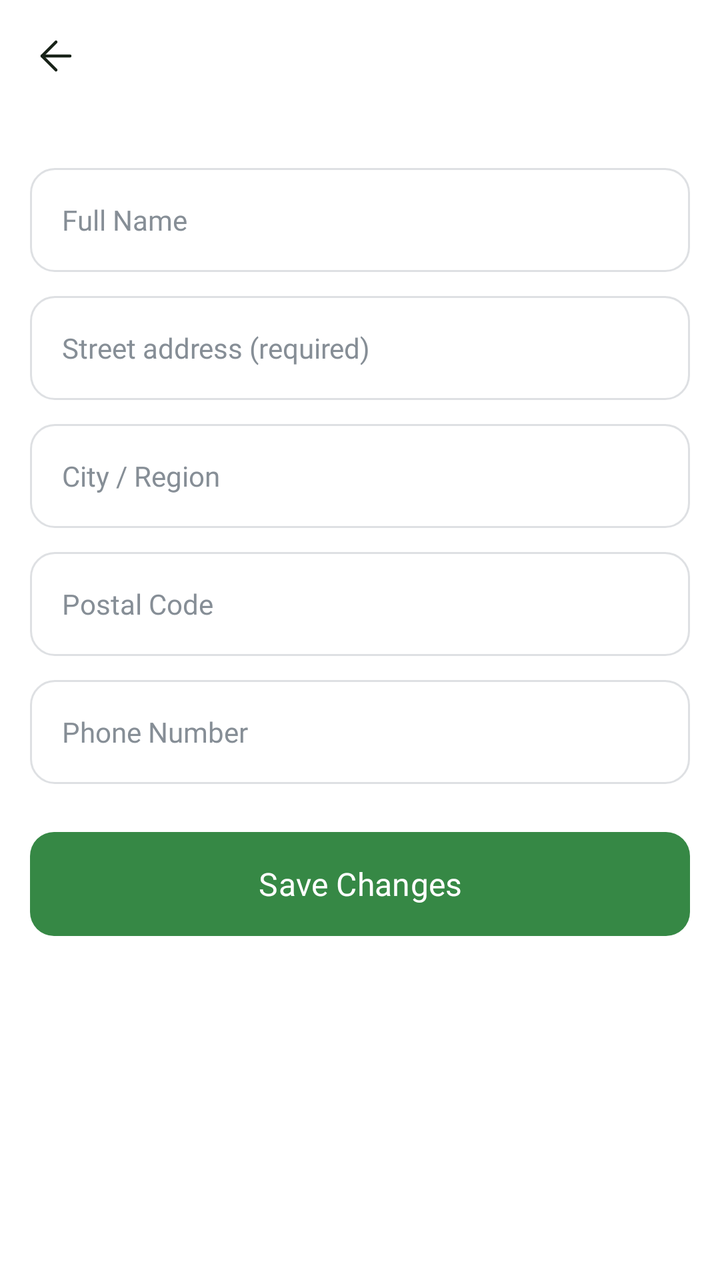
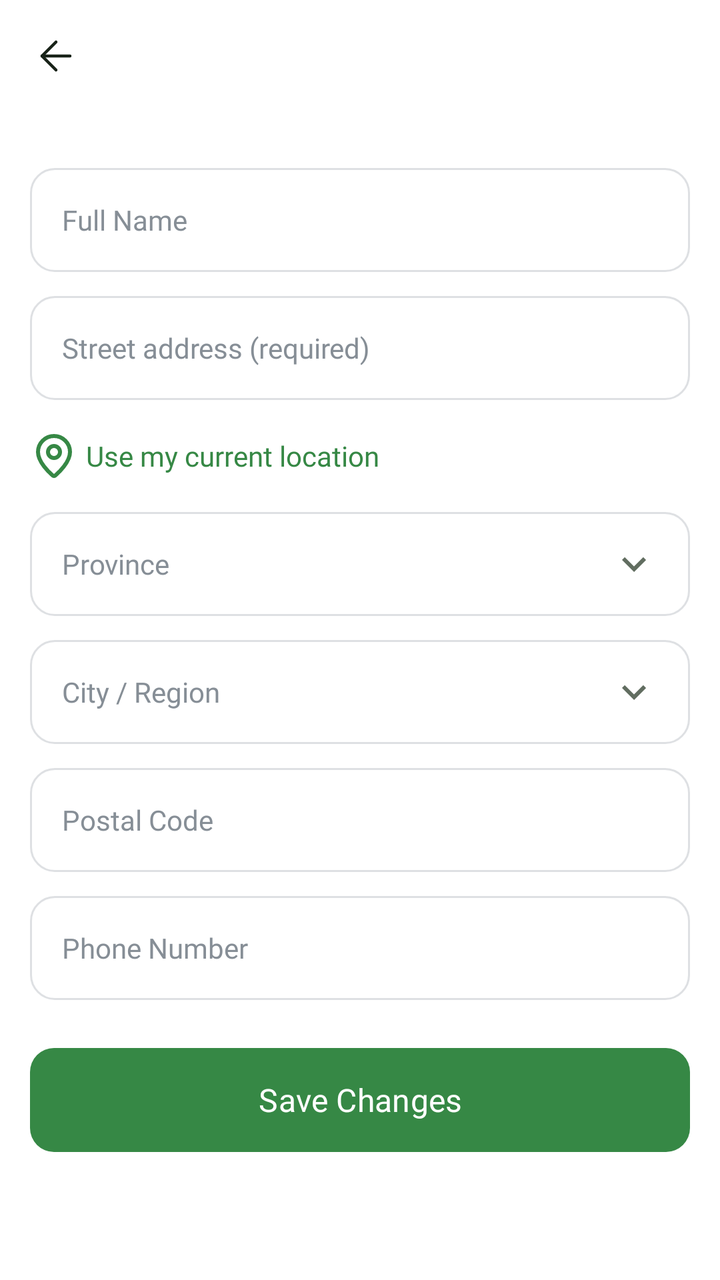

Before-and-after screenshots of an Android layout around one commit, followed by the original layout XML and the change that was made.
<!-- AndroidManifest.xml: application theme Theme.FoodWastageReductionApp -->
<!-- res/layout/activity_edit_profile.xml -->
<?xml version="1.0" encoding="utf-8"?>
<androidx.constraintlayout.widget.ConstraintLayout
    xmlns:android="http://schemas.android.com/apk/res/android"
    xmlns:app="http://schemas.android.com/apk/res-auto"
    xmlns:tools="http://schemas.android.com/tools"
    android:id="@+id/main"
    android:layout_width="match_parent"
    android:layout_height="match_parent"
    android:background="@color/background_white"
    tools:context=".customer.EditProfileActivity">

    
    <include
        android:id="@+id/header"
        layout="@layout/component_header"
        android:layout_width="0dp"
        android:layout_height="56dp"
        app:layout_constraintTop_toTopOf="parent"
        app:layout_constraintStart_toStartOf="parent"
        app:layout_constraintEnd_toEndOf="parent" />

    
    <androidx.core.widget.NestedScrollView
        android:layout_width="0dp"
        android:layout_height="0dp"
        android:fillViewport="true"
        app:layout_constraintTop_toBottomOf="@id/header"
        app:layout_constraintBottom_toBottomOf="parent"
        app:layout_constraintStart_toStartOf="parent"
        app:layout_constraintEnd_toEndOf="parent">

        <LinearLayout
            android:layout_width="match_parent"
            android:layout_height="wrap_content"
            android:orientation="vertical"
            android:paddingStart="@dimen/screen_padding"
            android:paddingEnd="@dimen/screen_padding"
            android:paddingTop="28dp"
            android:paddingBottom="@dimen/space_xxl">

            <EditText
                android:id="@+id/inputFullName"
                style="@style/Input.Default"
                android:layout_width="match_parent"
                android:hint="@string/hintFullName"
                android:inputType="textPersonName|textCapWords" />

            <EditText
                android:id="@+id/etAddress"
                style="@style/Input.Default"
                android:layout_width="match_parent"
                android:layout_marginTop="@dimen/space_md"
                android:hint="@string/hintStreetAddressRequired"
                android:inputType="textPostalAddress|textCapWords" />

            <EditText
                android:id="@+id/etCity"
                style="@style/Input.Default"
                android:layout_width="match_parent"
                android:layout_marginTop="@dimen/space_md"
                android:hint="@string/hintCity"
                android:inputType="textCapWords" />

            <EditText
                android:id="@+id/etProvince"
                style="@style/Input.Default"
                android:layout_width="match_parent"
                android:layout_marginTop="@dimen/space_md"
                android:hint="@string/hintProvince"
                android:inputType="textCapWords"
                android:visibility="gone" />

            <EditText
                android:id="@+id/etPostalCode"
                style="@style/Input.Default"
                android:layout_width="match_parent"
                android:layout_marginTop="@dimen/space_md"
                android:hint="@string/hintPostalCode"
                android:inputType="textCapCharacters"
                android:maxLength="7" />

            <EditText
                android:id="@+id/etPhone"
                style="@style/Input.Default"
                android:layout_width="match_parent"
                android:layout_marginTop="@dimen/space_md"
                android:hint="@string/hintPhone"
                android:inputType="phone" />

            <Button
                android:id="@+id/btnSaveChanges"
                style="@style/Button.Primary"
                android:layout_width="match_parent"
                android:layout_marginTop="@dimen/space_xl"
                android:text="@string/btnSaveChanges"
                app:backgroundTint="@null" />

        </LinearLayout>
    </androidx.core.widget.NestedScrollView>

</androidx.constraintlayout.widget.ConstraintLayout>
<!-- res/layout/component_header.xml (included above) -->
<?xml version="1.0" encoding="utf-8"?>
<androidx.constraintlayout.widget.ConstraintLayout
    xmlns:android="http://schemas.android.com/apk/res/android"
    xmlns:app="http://schemas.android.com/apk/res-auto"
    android:layout_width="match_parent"
    android:layout_height="56dp">

    <ImageView
        android:id="@+id/btnBack"
        android:layout_width="48dp"
        android:layout_height="48dp"
        android:layout_marginStart="4dp"
        android:padding="12dp"
        android:src="@drawable/icon_back"
        android:contentDescription="@string/contentDescBack"
        android:clickable="true"
        android:focusable="true"
        android:background="?attr/selectableItemBackgroundBorderless"
        app:tint="@color/text_primary"
        app:layout_constraintStart_toStartOf="parent"
        app:layout_constraintTop_toTopOf="parent"
        app:layout_constraintBottom_toBottomOf="parent" />

    <TextView
        android:id="@+id/txtHeaderTitle"
        style="@style/Text.HeadlineSm"
        android:layout_width="wrap_content"
        android:layout_height="wrap_content"
        android:text=""
        app:layout_constraintStart_toStartOf="parent"
        app:layout_constraintEnd_toEndOf="parent"
        app:layout_constraintTop_toTopOf="parent"
        app:layout_constraintBottom_toBottomOf="parent" />

</androidx.constraintlayout.widget.ConstraintLayout>
<!-- resources referenced by this layout -->
<resources>
  <color name="background_white">#FFFFFF</color>
  <color name="text_primary">#182218</color>
  <dimen name="screen_padding">15dp</dimen>
  <dimen name="space_md">12dp</dimen>
  <dimen name="space_xl">24dp</dimen>
  <dimen name="space_xxl">32dp</dimen>
  <string name="btnSaveChanges">Save Changes</string>
  <string name="contentDescBack">Back</string>
  <string name="hintCity">City / Region</string>
  <string name="hintFullName">Full Name</string>
  <string name="hintPhone">Phone Number</string>
  <string name="hintPostalCode">Postal Code</string>
  <string name="hintProvince">Province</string>
  <string name="hintStreetAddressRequired">Street address (required)</string>
  <style name="Text.HeadlineSm">
          <item name="android:fontFamily">@font/pretendard_bold</item>
          <item name="android:textSize">@dimen/text_headline_sm</item>
          <item name="android:textColor">@color/text_primary</item>
      </style>
  <style name="Theme.FoodWastageReductionApp" parent="Base.Theme.FoodWastageReductionApp" />
  <dimen name="button_height">52dp</dimen>
  <!-- drawable bg_primary_button (drawable) -->
  <?xml version="1.0" encoding="utf-8"?>
  <shape xmlns:android="http://schemas.android.com/apk/res/android"
      android:shape="rectangle">
  
      <solid android:color="@color/background_accent1" />
  
      <corners android:radius="@dimen/radius_md" />
  
  </shape>
  <color name="text_inverse">#FFFFFF</color>
  <dimen name="text_body_md">16sp</dimen>
  <dimen name="input_height">52dp</dimen>
  <color name="text_tertiary">#868E96</color>
  <dimen name="text_body_sm">14sp</dimen>
  <dimen name="space_lg">16dp</dimen>
  <dimen name="text_headline_sm">16sp</dimen>
  <style name="Base.Theme.FoodWastageReductionApp" parent="Theme.Material3.DayNight.NoActionBar">
  
          <item name="colorPrimary">@color/background_accent1</item>
          <item name="colorSecondaryContainer">@color/background_white</item>
  
      </style>
  <color name="background_accent1">#368845</color>
  <dimen name="radius_md">12dp</dimen>
  <color name="background_secondary">#DEE0E3</color>
  <!-- unchanged entries left out for length: 4 -->
</resources>

<!-- the commit's change to res/layout/activity_edit_profile.xml (unified diff, before → after) -->
@@ -53,22 +53,41 @@
                 android:hint="@string/hintStreetAddressRequired"
                 android:inputType="textPostalAddress|textCapWords" />
 
-            <EditText
-                android:id="@+id/etCity"
-                style="@style/Input.Default"
-                android:layout_width="match_parent"
+            
+            <TextView
+                android:id="@+id/btnUseMyLocation"
+                style="@style/Text.BodySm"
+                android:layout_width="wrap_content"
+                android:layout_height="wrap_content"
                 android:layout_marginTop="@dimen/space_md"
-                android:hint="@string/hintCity"
-                android:inputType="textCapWords" />
+                android:background="?attr/selectableItemBackground"
+                android:drawableStart="@drawable/icon_map"
+                android:drawablePadding="4dp"
+                android:drawableTint="@color/background_accent1"
+                android:fontFamily="@font/pretendard_bold"
+                android:gravity="center_vertical"
+                android:paddingTop="4dp"
+                android:paddingBottom="4dp"
+                android:text="@string/optCurrentLocation"
+                android:textColor="@color/background_accent1" />
 
             <EditText
                 android:id="@+id/etProvince"
                 style="@style/Input.Default"
                 android:layout_width="match_parent"
                 android:layout_marginTop="@dimen/space_md"
-                android:hint="@string/hintProvince"
-                android:inputType="textCapWords"
-                android:visibility="gone" />
+                android:drawableEnd="@drawable/icon_dropdown"
+                android:drawableTint="@color/text_secondary"
+                android:hint="@string/hintProvince" />
+
+            <EditText
+                android:id="@+id/etCity"
+                style="@style/Input.Default"
+                android:layout_width="match_parent"
+                android:layout_marginTop="@dimen/space_md"
+                android:drawableEnd="@drawable/icon_dropdown"
+                android:drawableTint="@color/text_secondary"
+                android:hint="@string/hintCity" />
 
             <EditText
                 android:id="@+id/etPostalCode"
<!-- resource entries referenced after the edit -->
@@ -2,10 +2,43 @@
 <resources>
   <color name="background_white">#FFFFFF</color>
   <color name="text_primary">#182218</color>
+  <color name="text_secondary">#616D60</color>
   <dimen name="screen_padding">15dp</dimen>
   <dimen name="space_md">12dp</dimen>
   <dimen name="space_xl">24dp</dimen>
   <dimen name="space_xxl">32dp</dimen>
+  <!-- drawable icon_dropdown (drawable) -->
+  <?xml version="1.0" encoding="utf-8"?>
+  <vector xmlns:android="http://schemas.android.com/apk/res/android"
+      android:width="24dp"
+      android:height="24dp"
+      android:viewportWidth="24"
+      android:viewportHeight="24">
+      <path
+          android:fillColor="#FF000000"
+          android:pathData="M7.41,8.59L12,13.17l4.59,-4.58L18,10l-6,6 -6,-6 1.41,-1.41z" />
+  </vector>
+  <!-- drawable icon_map (drawable) -->
+  <vector xmlns:android="http://schemas.android.com/apk/res/android"
+      android:width="24dp"
+      android:height="24dp"
+      android:viewportWidth="24"
+      android:viewportHeight="24">
+    <path
+        android:pathData="M12.601,21.799C14.461,20.193 20,14.993 20,10C20,7.878 19.157,5.843 17.657,4.343C16.157,2.843 14.122,2 12,2C9.878,2 7.843,2.843 6.343,4.343C4.843,5.843 4,7.878 4,10C4,14.993 9.539,20.193 11.399,21.799C11.572,21.929 11.783,22 12,22C12.217,22 12.428,21.929 12.601,21.799Z"
+        android:strokeLineJoin="round"
+        android:strokeWidth="2"
+        android:fillColor="#00000000"
+        android:strokeColor="#000000"
+        android:strokeLineCap="round"/>
+    <path
+        android:pathData="M12,13C13.657,13 15,11.657 15,10C15,8.343 13.657,7 12,7C10.343,7 9,8.343 9,10C9,11.657 10.343,13 12,13Z"
+        android:strokeLineJoin="round"
+        android:strokeWidth="2"
+        android:fillColor="#00000000"
+        android:strokeColor="#000000"
+        android:strokeLineCap="round"/>
+  </vector>
   <string name="btnSaveChanges">Save Changes</string>
   <string name="contentDescBack">Back</string>
   <string name="hintCity">City / Region</string>
@@ -14,6 +47,12 @@
   <string name="hintPostalCode">Postal Code</string>
   <string name="hintProvince">Province</string>
   <string name="hintStreetAddressRequired">Street address (required)</string>
+  <string name="optCurrentLocation">Use my current location</string>
+  <style name="Text.BodySm">
+          <item name="android:fontFamily">@font/pretendard_regular</item>
+          <item name="android:textSize">@dimen/text_body_sm</item>
+          <item name="android:textColor">@color/text_secondary</item>
+      </style>
   <style name="Text.HeadlineSm">
           <item name="android:fontFamily">@font/pretendard_bold</item>
           <item name="android:textSize">@dimen/text_headline_sm</item>
